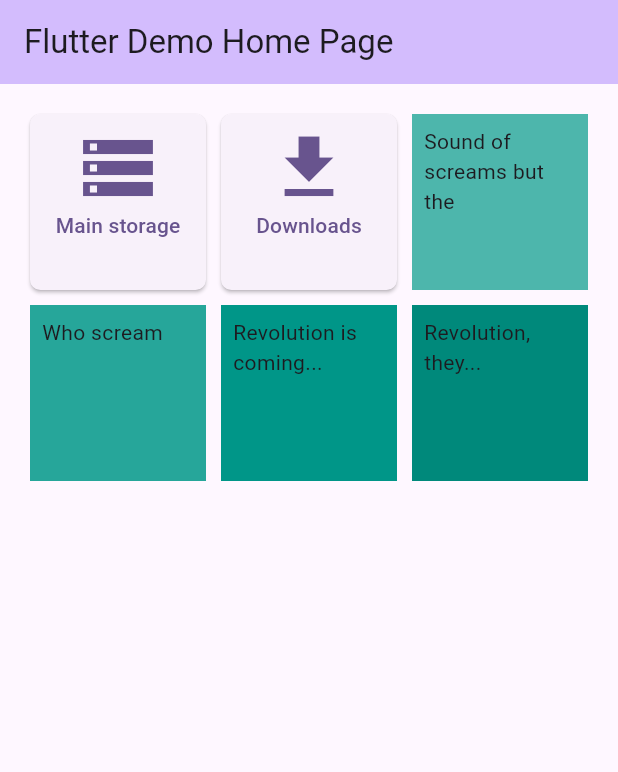
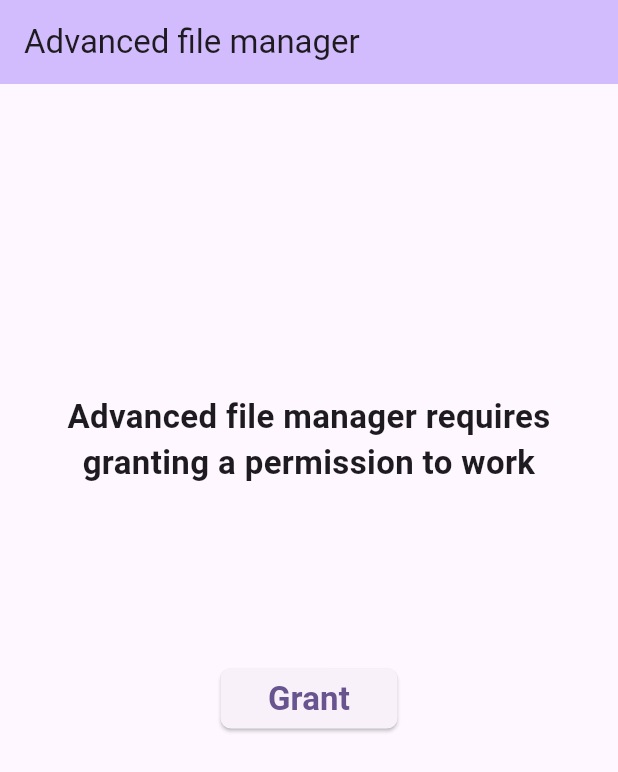
Before and after one commit to PiotrZPL/advanced_file_manager, a Flutter app: the screen it shows after launch, on a phone screen of 412 x 824 dp. Shown: the top 772 px of the screen. Run offline on Flutter 3.47's test engine with Material 2 defaults, Android fonts, the phone set to English and light mode, and no system bars; our stand-ins replace permission_handler.

Commit message:
Moved HomePage to another file

```diff
--- a/lib/main.dart
+++ b/lib/main.dart
@@ -1,7 +1,6 @@
 import 'package:flutter/material.dart';
-import 'package:permission_handler/permission_handler.dart';
 
-import 'tools/launch_directory_page.dart';
+import 'pages/home_page.dart';
 
 void main() {
   runApp(const MyApp());
@@ -19,144 +18,7 @@ class MyApp extends StatelessWidget {
         colorScheme: ColorScheme.fromSeed(seedColor: Colors.deepPurple),
         useMaterial3: true,
       ),
-      home: const MyHomePage(title: 'Flutter Demo Home Page'),
+      home: const HomePage(),
     );
   }
 }
-
-class MyHomePage extends StatefulWidget {
-  const MyHomePage({super.key, required this.title});
-
-  final String title;
-
-  @override
-  State<MyHomePage> createState() => _MyHomePageState();
-}
-
-class _MyHomePageState extends State<MyHomePage> {
-
-  @override
-  Widget build(BuildContext context) {
-    // This method is rerun every time setState is called, for instance as done
-    // by the _incrementCounter method above.
-    //
-    // The Flutter framework has been optimized to make rerunning build methods
-    // fast, so that you can just rebuild anything that needs updating rather
-    // than having to individually change instances of widgets.
-    return Scaffold(
-      appBar: AppBar(
-        // TRY THIS: Try changing the color here to a specific color (to
-        // Colors.amber, perhaps?) and trigger a hot reload to see the AppBar
-        // change color while the other colors stay the same.
-        backgroundColor: Theme.of(context).colorScheme.inversePrimary,
-        // Here we take the value from the MyHomePage object that was created by
-        // the App.build method, and use it to set our appbar title.
-        title: Text(widget.title),
-      ),
-      body: Center(
-        // Center is a layout widget. It takes a single child and positions it
-        // in the middle of the parent.
-        child: FutureBuilder<PermissionStatus>(
-          future: Permission.manageExternalStorage.status,
-          builder: (context, snapshot) {
-            if (snapshot.hasData) {
-              if (snapshot.data == PermissionStatus.granted) {
-                return GridView.count(
-                  primary: false,
-                  padding: const EdgeInsets.all(20),
-                  crossAxisSpacing: 10,
-                  mainAxisSpacing: 10,
-                  crossAxisCount: 3,
-                  children: <Widget>[
-                    ElevatedButton(
-                      onPressed: () {
-                        launchDirectoryPage(directoryName: "Main storage", directoryPath: "/storage/emulated/0/", context: context);
-                      },
-                      style: ElevatedButton.styleFrom(
-                        padding: const EdgeInsets.all(8),
-                        // fixedSize: const Size(200, 60),
-                        shape: RoundedRectangleBorder(
-                          borderRadius: BorderRadius.circular(7),
-                        )
-                      ),
-                      // padding: const EdgeInsets.all(8),
-                      // color: Colors.teal[100],
-                      child: const Column(
-                        children: [
-                          Icon(
-                            Icons.storage,
-                            size: 56,
-                          ),
-                          Text("Main storage")
-                        ],
-                      )
-                    ),
-                    ElevatedButton(
-                      onPressed: () {
-                      },
-                      style: ElevatedButton.styleFrom(
-                        padding: const EdgeInsets.all(8),
-                        // fixedSize: const Size(200, 60),
-                        shape: RoundedRectangleBorder(
-                          borderRadius: BorderRadius.circular(7),
-                        )
-                      ),
-                      child: const Column(
-                        children: [
-                          Icon(
-                            Icons.download,
-                            size: 56,
-                          ),
-                          Text("Downloads")
-                        ],
-                      )
-                    ),
-                    Container(
-                      padding: const EdgeInsets.all(8),
-                      color: Colors.teal[300],
-                      child: const Text('Sound of screams but the'),
-                    ),
-                    Container(
-                      padding: const EdgeInsets.all(8),
-                      color: Colors.teal[400],
-                      child: const Text('Who scream'),
-                    ),
-                    Container(
-                      padding: const EdgeInsets.all(8),
-                      color: Colors.teal[500],
-                      child: const Text('Revolution is coming...'),
-                    ),
-                    Container(
-                      padding: const EdgeInsets.all(8),
-                      color: Colors.teal[600],
-                      child: const Text('Revolution, they...'),
-                    ),
-                  ],
-                );
-              }
-              else {
-                return ListView(
-                  children: [
-                    ElevatedButton(
-                      onPressed: () async {
-                        await Permission.manageExternalStorage.request();
-                        setState(() {
-
-                        });
-                        },
-                      child: const Text("Grant"),
-                    )
-                  ]
-                );
-              }
-            }
-            else if (snapshot.hasError) {
-              return const Text("error");
-            }
-            return const Text("loading");
-          }
-        )
-      ),
-    );
-  }
-}
--- /dev/null
+++ b/lib/pages/home_page.dart
@@ -0,0 +1,154 @@
+import 'package:flutter/material.dart';
+import 'package:permission_handler/permission_handler.dart';
+
+import '../tools/launch_directory_page.dart';
+
+class HomePage extends StatefulWidget {
+  const HomePage({super.key});
+
+  @override
+  State<HomePage> createState() => _HomePageState();
+}
+
+class _HomePageState extends State<HomePage> {
+
+  @override
+  Widget build(BuildContext context) {
+    return Scaffold(
+      appBar: AppBar(
+        backgroundColor: Theme.of(context).colorScheme.inversePrimary,
+        title: const Text("Advanced file manager"),
+      ),
+      body: Center(
+        child: FutureBuilder<PermissionStatus>(
+          future: Permission.manageExternalStorage.status,
+          builder: (context, snapshot) {
+            if (snapshot.hasData) {
+              if (snapshot.data != PermissionStatus.granted) {
+                return GridView.count(
+                  primary: false,
+                  padding: const EdgeInsets.all(20),
+                  crossAxisSpacing: 10,
+                  mainAxisSpacing: 10,
+                  crossAxisCount: 3,
+                  children: <Widget>[
+                    ElevatedButton(
+                      onPressed: () {
+                        launchDirectoryPage(directoryName: "Main storage", directoryPath: "/storage/emulated/0/", context: context);
+                      },
+                      style: ElevatedButton.styleFrom(
+                        padding: const EdgeInsets.all(8),
+                        // fixedSize: const Size(200, 60),
+                        shape: RoundedRectangleBorder(
+                          borderRadius: BorderRadius.circular(7),
+                        )
+                      ),
+                      // padding: const EdgeInsets.all(8),
+                      // color: Colors.teal[100],
+                      child: const Column(
+                        children: [
+                          Icon(
+                            Icons.storage,
+                            size: 56,
+                          ),
+                          Text("Main storage")
+                        ],
+                      )
+                    ),
+                    ElevatedButton(
+                      onPressed: () {
+                      },
+                      style: ElevatedButton.styleFrom(
+                        padding: const EdgeInsets.all(8),
+                        // fixedSize: const Size(200, 60),
+                        shape: RoundedRectangleBorder(
+                          borderRadius: BorderRadius.circular(7),
+                        )
+                      ),
+                      child: const Column(
+                        children: [
+                          Icon(
+                            Icons.download,
+                            size: 56,
+                          ),
+                          Text("Downloads")
+                        ],
+                      )
+                    ),
+                    Container(
+                      padding: const EdgeInsets.all(8),
+                      color: Colors.teal[300],
+                      child: const Text('Sound of screams but the'),
+                    ),
+                    Container(
+                      padding: const EdgeInsets.all(8),
+                      color: Colors.teal[400],
+                      child: const Text('Who scream'),
+                    ),
+                    Container(
+                      padding: const EdgeInsets.all(8),
+                      color: Colors.teal[500],
+                      child: const Text('Revolution is coming...'),
+                    ),
+                    Container(
+                      padding: const EdgeInsets.all(8),
+                      color: Colors.teal[600],
+                      child: const Text('Revolution, they...'),
+                    ),
+                  ],
+                );
+              }
+              else {
+                return Column(
+                  // crossAxisAlignment: CrossAxisAlignment.center,
+                  children: [
+                    SizedBox(
+                      height: MediaQuery.of(context).size.height / 4,
+                    ),
+                    Text(
+                      "Advanced file manager requires \ngranting a permission to work",
+                      textAlign: TextAlign.center,
+                      style: TextStyle(
+                        fontSize: Theme.of(context).textTheme.titleLarge!.fontSize!,
+                        fontWeight: FontWeight.bold
+                      ),
+                    ),
+                    SizedBox(
+                      height: MediaQuery.of(context).size.height / 7,
+                    ),
+                    ElevatedButton(
+                      onPressed: () async {
+                        await Permission.manageExternalStorage.request();
+                        setState((){});
+                      },
+                      style: ElevatedButton.styleFrom(
+                        shape: RoundedRectangleBorder(
+                          borderRadius: BorderRadius.circular(7),
+                        )
+                      ),
+                      child: SizedBox(
+                        width: 70,
+                        child: Text(
+                          "Grant",
+                          style: TextStyle(
+                            fontSize: Theme.of(context).textTheme.titleLarge!.fontSize,
+                            fontWeight: FontWeight.bold
+                          ),
+                          textAlign: TextAlign.center,
+                        )
+                      ),
+                    )
+                  ],
+                );
+              }
+            }
+            else if (snapshot.hasError) {
+              return const Text("error");
+            }
+            return const Text("loading");
+          }
+        )
+      ),
+    );
+  }
+}
```
